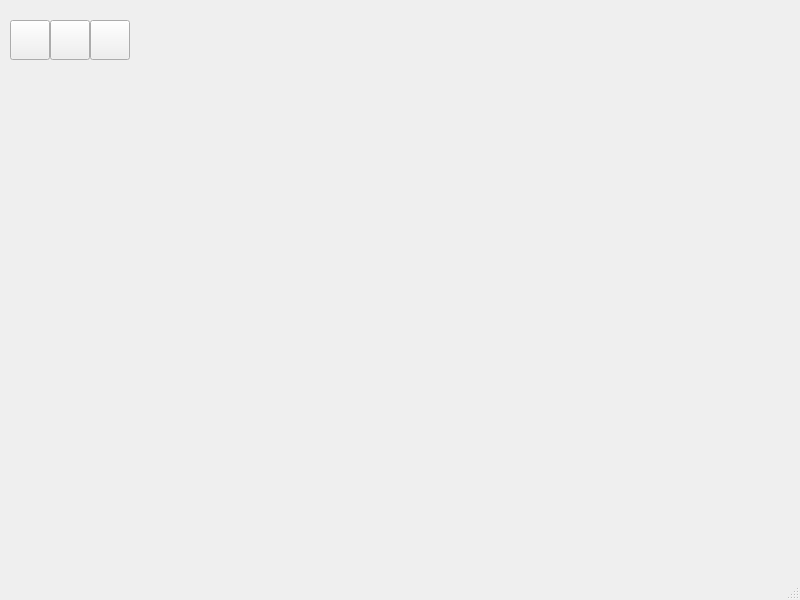
Old version of the form src/resources/views/main.ui in the repository VladZodchey/lockandkey.
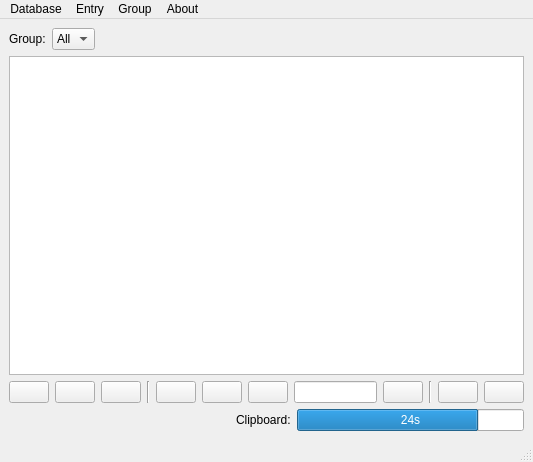
New version of the form. Icons and pictures are not drawn.

Commit message: Создал вью main.ui; Created a main.ui view.

Patch:
```diff
--- a/src/resources/views/main.ui
+++ b/src/resources/views/main.ui
@@ -6,93 +6,440 @@
    <rect>
     <x>0</x>
     <y>0</y>
-    <width>800</width>
-    <height>600</height>
+    <width>533</width>
+    <height>462</height>
    </rect>
   </property>
   <property name="windowTitle">
    <string>MainWindow</string>
   </property>
   <widget class="QWidget" name="centralwidget">
-   <widget class="QPushButton" name="pushButton">
-    <property name="geometry">
-     <rect>
-      <x>10</x>
-      <y>20</y>
-      <width>40</width>
-      <height>40</height>
-     </rect>
-    </property>
-    <property name="text">
-     <string/>
-    </property>
-    <property name="icon">
-     <iconset>
-      <normaloff>../icons/open.svg</normaloff>../icons/open.svg</iconset>
-    </property>
-    <property name="iconSize">
-     <size>
-      <width>24</width>
-      <height>24</height>
-     </size>
-    </property>
-   </widget>
-   <widget class="QPushButton" name="pushButton_2">
-    <property name="geometry">
-     <rect>
-      <x>50</x>
-      <y>20</y>
-      <width>40</width>
-      <height>40</height>
-     </rect>
-    </property>
-    <property name="text">
-     <string/>
-    </property>
-    <property name="icon">
-     <iconset>
-      <normaloff>../icons/save.svg</normaloff>../icons/save.svg</iconset>
-    </property>
-    <property name="iconSize">
-     <size>
-      <width>24</width>
-      <height>24</height>
-     </size>
-    </property>
-   </widget>
-   <widget class="QPushButton" name="pushButton_3">
-    <property name="geometry">
-     <rect>
-      <x>90</x>
-      <y>20</y>
-      <width>40</width>
-      <height>40</height>
-     </rect>
-    </property>
-    <property name="text">
-     <string/>
-    </property>
-    <property name="icon">
-     <iconset>
-      <normaloff>../icons/lock.svg</normaloff>../icons/lock.svg</iconset>
-    </property>
-    <property name="iconSize">
-     <size>
-      <width>24</width>
-      <height>24</height>
-     </size>
-    </property>
-   </widget>
+   <layout class="QVBoxLayout" name="verticalLayout">
+    <item>
+     <layout class="QHBoxLayout" name="groupLayout">
+      <item>
+       <layout class="QFormLayout" name="formLayout">
+        <item row="0" column="0">
+         <widget class="QLabel" name="groupLabel">
+          <property name="text">
+           <string>Group:</string>
+          </property>
+         </widget>
+        </item>
+        <item row="0" column="1">
+         <widget class="QComboBox" name="groupCombo">
+          <item>
+           <property name="text">
+            <string>All</string>
+           </property>
+          </item>
+         </widget>
+        </item>
+       </layout>
+      </item>
+      <item>
+       <spacer name="horizontalSpacer_2">
+        <property name="orientation">
+         <enum>Qt::Horizontal</enum>
+        </property>
+        <property name="sizeType">
+         <enum>QSizePolicy::Expanding</enum>
+        </property>
+        <property name="sizeHint" stdset="0">
+         <size>
+          <width>40</width>
+          <height>20</height>
+         </size>
+        </property>
+       </spacer>
+      </item>
+     </layout>
+    </item>
+    <item>
+     <widget class="QTableWidget" name="secretsTable"/>
+    </item>
+    <item>
+     <layout class="QHBoxLayout" name="controlLayout">
+      <item>
+       <widget class="QPushButton" name="openDbButton">
+        <property name="sizePolicy">
+         <sizepolicy hsizetype="Fixed" vsizetype="Fixed">
+          <horstretch>0</horstretch>
+          <verstretch>0</verstretch>
+         </sizepolicy>
+        </property>
+        <property name="minimumSize">
+         <size>
+          <width>0</width>
+          <height>0</height>
+         </size>
+        </property>
+        <property name="text">
+         <string/>
+        </property>
+        <property name="icon">
+         <iconset>
+          <normaloff>../icons/open.svg</normaloff>../icons/open.svg</iconset>
+        </property>
+        <property name="iconSize">
+         <size>
+          <width>24</width>
+          <height>24</height>
+         </size>
+        </property>
+       </widget>
+      </item>
+      <item>
+       <widget class="QPushButton" name="saveDbButton">
+        <property name="sizePolicy">
+         <sizepolicy hsizetype="Fixed" vsizetype="Fixed">
+          <horstretch>0</horstretch>
+          <verstretch>0</verstretch>
+         </sizepolicy>
+        </property>
+        <property name="minimumSize">
+         <size>
+          <width>0</width>
+          <height>0</height>
+         </size>
+        </property>
+        <property name="text">
+         <string/>
+        </property>
+        <property name="icon">
+         <iconset>
+          <normaloff>../icons/save.svg</normaloff>../icons/save.svg</iconset>
+        </property>
+        <property name="iconSize">
+         <size>
+          <width>24</width>
+          <height>24</height>
+         </size>
+        </property>
+       </widget>
+      </item>
+      <item>
+       <widget class="QPushButton" name="lockDbButton">
+        <property name="sizePolicy">
+         <sizepolicy hsizetype="Fixed" vsizetype="Fixed">
+          <horstretch>0</horstretch>
+          <verstretch>0</verstretch>
+         </sizepolicy>
+        </property>
+        <property name="minimumSize">
+         <size>
+          <width>0</width>
+          <height>0</height>
+         </size>
+        </property>
+        <property name="text">
+         <string/>
+        </property>
+        <property name="icon">
+         <iconset>
+          <normaloff>../icons/lock.svg</normaloff>../icons/lock.svg</iconset>
+        </property>
+        <property name="iconSize">
+         <size>
+          <width>24</width>
+          <height>24</height>
+         </size>
+        </property>
+       </widget>
+      </item>
+      <item>
+       <widget class="Line" name="line">
+        <property name="orientation">
+         <enum>Qt::Vertical</enum>
+        </property>
+       </widget>
+      </item>
+      <item>
+       <widget class="QPushButton" name="addEntryButton">
+        <property name="sizePolicy">
+         <sizepolicy hsizetype="Fixed" vsizetype="Fixed">
+          <horstretch>0</horstretch>
+          <verstretch>0</verstretch>
+         </sizepolicy>
+        </property>
+        <property name="minimumSize">
+         <size>
+          <width>0</width>
+          <height>0</height>
+         </size>
+        </property>
+        <property name="text">
+         <string/>
+        </property>
+        <property name="icon">
+         <iconset>
+          <normaloff>../icons/create.svg</normaloff>../icons/create.svg</iconset>
+        </property>
+        <property name="iconSize">
+         <size>
+          <width>24</width>
+          <height>24</height>
+         </size>
+        </property>
+       </widget>
+      </item>
+      <item>
+       <widget class="QPushButton" name="editEntryButton">
+        <property name="sizePolicy">
+         <sizepolicy hsizetype="Fixed" vsizetype="Fixed">
+          <horstretch>0</horstretch>
+          <verstretch>0</verstretch>
+         </sizepolicy>
+        </property>
+        <property name="minimumSize">
+         <size>
+          <width>0</width>
+          <height>0</height>
+         </size>
+        </property>
+        <property name="text">
+         <string/>
+        </property>
+        <property name="icon">
+         <iconset>
+          <normaloff>../icons/edit.svg</normaloff>../icons/edit.svg</iconset>
+        </property>
+        <property name="iconSize">
+         <size>
+          <width>24</width>
+          <height>24</height>
+         </size>
+        </property>
+       </widget>
+      </item>
+      <item>
+       <widget class="QPushButton" name="deleteEntryButton">
+        <property name="sizePolicy">
+         <sizepolicy hsizetype="Fixed" vsizetype="Fixed">
+          <horstretch>0</horstretch>
+          <verstretch>0</verstretch>
+         </sizepolicy>
+        </property>
+        <property name="minimumSize">
+         <size>
+          <width>0</width>
+          <height>0</height>
+         </size>
+        </property>
+        <property name="text">
+         <string/>
+        </property>
+        <property name="icon">
+         <iconset>
+          <normaloff>../icons/delete.svg</normaloff>../icons/delete.svg</iconset>
+        </property>
+        <property name="iconSize">
+         <size>
+          <width>24</width>
+          <height>24</height>
+         </size>
+        </property>
+       </widget>
+      </item>
+      <item>
+       <widget class="QLineEdit" name="searchEdit">
+        <property name="minimumSize">
+         <size>
+          <width>0</width>
+          <height>0</height>
+         </size>
+        </property>
+       </widget>
+      </item>
+      <item>
+       <widget class="QPushButton" name="searchButton">
+        <property name="sizePolicy">
+         <sizepolicy hsizetype="Fixed" vsizetype="Fixed">
+          <horstretch>0</horstretch>
+          <verstretch>0</verstretch>
+         </sizepolicy>
+        </property>
+        <property name="minimumSize">
+         <size>
+          <width>0</width>
+          <height>0</height>
+         </size>
+        </property>
+        <property name="text">
+         <string/>
+        </property>
+        <property name="icon">
+         <iconset>
+          <normaloff>../icons/search.svg</normaloff>../icons/search.svg</iconset>
+        </property>
+        <property name="iconSize">
+         <size>
+          <width>24</width>
+          <height>24</height>
+         </size>
+        </property>
+       </widget>
+      </item>
+      <item>
+       <widget class="Line" name="line_2">
+        <property name="orientation">
+         <enum>Qt::Vertical</enum>
+        </property>
+       </widget>
+      </item>
+      <item>
+       <widget class="QPushButton" name="keyButton">
+        <property name="sizePolicy">
+         <sizepolicy hsizetype="Fixed" vsizetype="Fixed">
+          <horstretch>0</horstretch>
+          <verstretch>0</verstretch>
+         </sizepolicy>
+        </property>
+        <property name="minimumSize">
+         <size>
+          <width>0</width>
+          <height>0</height>
+         </size>
+        </property>
+        <property name="text">
+         <string/>
+        </property>
+        <property name="icon">
+         <iconset>
+          <normaloff>../icons/key_large.svg</normaloff>../icons/key_large.svg</iconset>
+        </property>
+        <property name="iconSize">
+         <size>
+          <width>24</width>
+          <height>24</height>
+         </size>
+        </property>
+       </widget>
+      </item>
+      <item>
+       <widget class="QPushButton" name="settingsButton">
+        <property name="sizePolicy">
+         <sizepolicy hsizetype="Fixed" vsizetype="Fixed">
+          <horstretch>0</horstretch>
+          <verstretch>0</verstretch>
+         </sizepolicy>
+        </property>
+        <property name="minimumSize">
+         <size>
+          <width>0</width>
+          <height>0</height>
+         </size>
+        </property>
+        <property name="text">
+         <string/>
+        </property>
+        <property name="icon">
+         <iconset>
+          <normaloff>../icons/settings.svg</normaloff>../icons/settings.svg</iconset>
+        </property>
+        <property name="iconSize">
+         <size>
+          <width>24</width>
+          <height>24</height>
+         </size>
+        </property>
+       </widget>
+      </item>
+     </layout>
+    </item>
+    <item>
+     <layout class="QHBoxLayout" name="clipboardLayout">
+      <item>
+       <spacer name="horizontalSpacer">
+        <property name="orientation">
+         <enum>Qt::Horizontal</enum>
+        </property>
+        <property name="sizeHint" stdset="0">
+         <size>
+          <width>40</width>
+          <height>20</height>
+         </size>
+        </property>
+       </spacer>
+      </item>
+      <item>
+       <widget class="QLabel" name="clipboardLabel">
+        <property name="text">
+         <string>Clipboard:</string>
+        </property>
+       </widget>
+      </item>
+      <item>
+       <widget class="QProgressBar" name="clipboardProgress">
+        <property name="maximum">
+         <number>30</number>
+        </property>
+        <property name="value">
+         <number>24</number>
+        </property>
+        <property name="format">
+         <string>%vs</string>
+        </property>
+       </widget>
+      </item>
+     </layout>
+    </item>
+   </layout>
   </widget>
   <widget class="QMenuBar" name="menubar">
    <property name="geometry">
     <rect>
      <x>0</x>
      <y>0</y>
-     <width>800</width>
+     <width>533</width>
      <height>20</height>
     </rect>
    </property>
+   <widget class="QMenu" name="menuDatabase">
+    <property name="title">
+     <string>Database</string>
+    </property>
+    <widget class="QMenu" name="menuOpen_new_database">
+     <property name="title">
+      <string>Open new database...</string>
+     </property>
+     <addaction name="actionFrom_file"/>
+     <addaction name="actionCreate_new"/>
+    </widget>
+    <addaction name="menuOpen_new_database"/>
+    <addaction name="actionSave"/>
+    <addaction name="actionLog_out"/>
+   </widget>
+   <widget class="QMenu" name="menuEntry">
+    <property name="title">
+     <string>Entry</string>
+    </property>
+    <addaction name="actionCreate_entry"/>
+    <addaction name="separator"/>
+    <addaction name="actionEdit_entry"/>
+    <addaction name="actionDelete_entry"/>
+   </widget>
+   <widget class="QMenu" name="menuAbout">
+    <property name="title">
+     <string>About</string>
+    </property>
+    <addaction name="actionDocs"/>
+    <addaction name="actionSettingws"/>
+    <addaction name="actionInfo"/>
+   </widget>
+   <widget class="QMenu" name="menuGroup">
+    <property name="title">
+     <string>Group</string>
+    </property>
+    <addaction name="actionCreate_new_2"/>
+    <addaction name="separator"/>
+    <addaction name="actionEdit_opened"/>
+    <addaction name="actionDelete_opened"/>
+   </widget>
+   <addaction name="menuDatabase"/>
+   <addaction name="menuEntry"/>
+   <addaction name="menuGroup"/>
+   <addaction name="menuAbout"/>
   </widget>
   <widget class="QStatusBar" name="statusbar"/>
  </widget>
```
Left out of the diff: 65 changed lines with no effect on the pictures.
